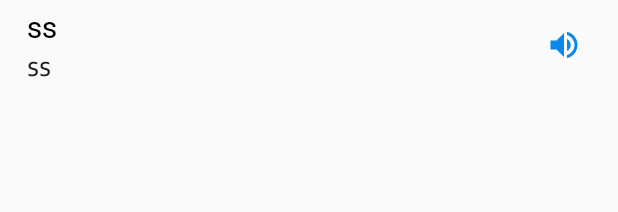
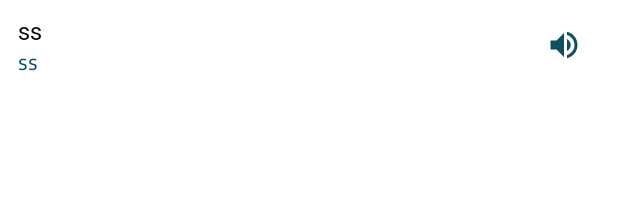
Before and after one commit to SultonUzDev/PsDic, an Android app: the layout custom_row.xml on its own in the app's theme, with its tools: preview values and no code run, on a phone screen of 412 x 824 dp. Shown: the top 212 px of the screen. Run offline under Robolectric (Android 15) with nearby library versions, the light colour scheme and no system bars.

```diff
--- a/app/src/main/AndroidManifest.xml
+++ b/app/src/main/AndroidManifest.xml
@@ -8,14 +8,12 @@
         android:label="@string/app_name"
         android:roundIcon="@mipmap/ic_launcher_round"
         android:supportsRtl="true"
-
-        android:theme="@style/AppTheme">
-        <activity android:name=".MainActivity" android:screenOrientation="portrait">
+        android:theme="@style/Theme.PsDic">
+        <activity android:name=".MainActivity"  android:screenOrientation="portrait">
             <intent-filter>
                 <action android:name="android.intent.action.MAIN" />
                 <category android:name="android.intent.category.LAUNCHER" />
             </intent-filter>
         </activity>
     </application>
-
 </manifest>
--- a/app/src/main/java/com/uzdev/psdic/MainActivity.kt
+++ b/app/src/main/java/com/uzdev/psdic/MainActivity.kt
@@ -9,9 +9,7 @@ class MainActivity : AppCompatActivity() {
     override fun onCreate(savedInstanceState: Bundle?) {
         super.onCreate(savedInstanceState)
         setContentView(R.layout.activity_main)
-
         setupActionBarWithNavController(findNavController(R.id.fragment))
-
     }
 
     override fun onSupportNavigateUp(): Boolean {
--- a/app/src/main/res/drawable/edittext_style_back.xml
+++ b/app/src/main/res/drawable/edittext_style_back.xml
@@ -1,10 +1,9 @@
 <?xml version="1.0" encoding="utf-8"?>
 <shape xmlns:android="http://schemas.android.com/apk/res/android"
     android:shape="rectangle">
-
     <solid android:color="@android:color/transparent" />
-    <corners android:radius="8dp" />
+    <corners android:radius="4dp" />
     <stroke
-        android:width="2dp"
+        android:width="0.5dp"
         android:color="#02475e" />
 </shape>
--- a/app/src/main/res/layout/custom_row.xml
+++ b/app/src/main/res/layout/custom_row.xml
@@ -5,7 +5,6 @@
     android:id="@+id/main_layout"
     android:layout_width="match_parent"
     android:layout_height="wrap_content"
-
     android:background="?selectableItemBackground">
 
     <LinearLayout
@@ -14,7 +13,7 @@
         android:layout_height="wrap_content"
         android:layout_marginStart="8dp"
         android:orientation="vertical"
-        android:padding="2dp"
+        android:padding="4dp"
         android:weightSum="2"
         app:layout_constraintBottom_toBottomOf="parent"
         app:layout_constraintEnd_toStartOf="@+id/buttonSpeak"
@@ -23,18 +22,15 @@
 
 
         <TextView
-
             android:id="@+id/eng_words"
             android:layout_width="match_parent"
             android:layout_height="wrap_content"
             android:layout_weight="1"
             android:fontFamily="arial"
             android:gravity="center_vertical"
-            android:paddingStart="8dp"
-            android:text="ss"
+            tools:text="ss"
             android:textColor="#000"
-            android:textSize="20sp"
-
+            android:textSize="16sp"
             app:fontFamily="@font/tahoma" />
 
         <TextView
@@ -44,10 +40,9 @@
             android:layout_weight="1"
             android:fontFamily="@font/corbel"
             android:gravity="center_vertical"
-            android:paddingStart="8dp"
-            android:text="ss"
-            android:textColor="#201919"
-            android:textSize="20sp"
+            tools:text="ss"
+            android:textColor="#114e60"
+            android:textSize="16sp"
 
             app:fontFamily="@font/corbel" />
 
@@ -55,7 +50,7 @@
     </LinearLayout>
 
 
-    <ImageButton
+    <androidx.appcompat.widget.AppCompatImageButton
         android:id="@+id/buttonSpeak"
         android:layout_width="56dp"
         android:layout_height="56dp"
@@ -63,8 +58,7 @@
         android:layout_marginEnd="8dp"
         android:layout_marginBottom="2dp"
         android:background="?selectableItemBackground"
-
-        android:src="@drawable/ic_volume_up_black_24dp"
+        app:srcCompat="@drawable/ic_volume_up_black_24dp"
         app:layout_constraintBottom_toBottomOf="parent"
         app:layout_constraintEnd_toEndOf="parent"
         app:layout_constraintTop_toTopOf="parent" />
--- a/app/src/main/res/layout/fragment_list.xml
+++ b/app/src/main/res/layout/fragment_list.xml
@@ -22,12 +22,11 @@
         android:id="@+id/floatingActionButton"
         android:layout_width="wrap_content"
         android:layout_height="wrap_content"
+        android:layout_gravity="bottom|end"
         android:layout_marginEnd="32dp"
         android:layout_marginBottom="32dp"
+        android:backgroundTint="@color/colorPrimary"
         android:clickable="true"
         android:focusable="true"
-        android:scaleType="centerCrop"
-        android:layout_gravity="bottom|end"
-        android:backgroundTint="@color/colorPrimary"
         android:src="@drawable/ic_baseline_add_24" />
 </androidx.coordinatorlayout.widget.CoordinatorLayout>
--- a/app/src/main/res/navigation/my_navigation.xml
+++ b/app/src/main/res/navigation/my_navigation.xml
@@ -9,7 +9,6 @@
         android:id="@+id/listFragment"
         android:name="com.uzdev.psdic.fragments.list.ListFragment"
         android:label="  Your personal dictionary"
-
         tools:layout="@layout/fragment_list" >
         <action
             android:id="@+id/action_listFragment_to_addFragment"
--- a/app/src/main/res/values/colors.xml
+++ b/app/src/main/res/values/colors.xml
@@ -1,7 +1,7 @@
 <?xml version="1.0" encoding="utf-8"?>
 <resources>
-    <color name="colorPrimary">#0C88EA</color>
-    <color name="colorPrimaryDark">#3700B3</color>
-    <color name="colorAccent">#0C88EA</color>
+    <color name="colorPrimary">#02475e</color>
+    <color name="colorPrimaryDark">#194350</color>
+    <color name="colorAccent">#114e60</color>
     <color name="colorBlack">#000000</color>
 </resources>
--- /dev/null
+++ b/app/src/main/res/values/themes.xml
@@ -0,0 +1,11 @@
+<resources xmlns:tools="http://schemas.android.com/tools">
+    <!-- Base application theme. -->
+    <style name="Theme.PsDic" parent="Theme.MaterialComponents.DayNight.DarkActionBar">
+        <!-- Primary brand color. -->
+        <item name="colorPrimary">@color/colorPrimary</item>
+        <item name="colorPrimaryVariant">@color/colorPrimaryDark</item>
+        <item name="colorOnPrimary">@color/colorAccent</item>
+        <item name="android:statusBarColor" tools:targetApi="l">?attr/colorPrimaryVariant</item>
+        <!-- Customize your theme here. -->
+    </style>
+</resources>
```
Also changed, not shown: app/src/main/java/com/uzdev/psdic/fragments/add/AddFragment.kt (+14 -5 lines), app/src/main/java/com/uzdev/psdic/fragments/list/ListFragment.kt (+27 -22 lines), app/src/main/java/com/uzdev/psdic/fragments/update/UpdateFragment.kt (+26 -14 lines), app/src/main/res/layout/fragment_add.xml (+37 -29 lines), app/src/main/res/layout/fragment_update.xml (+36 -27 lines).
